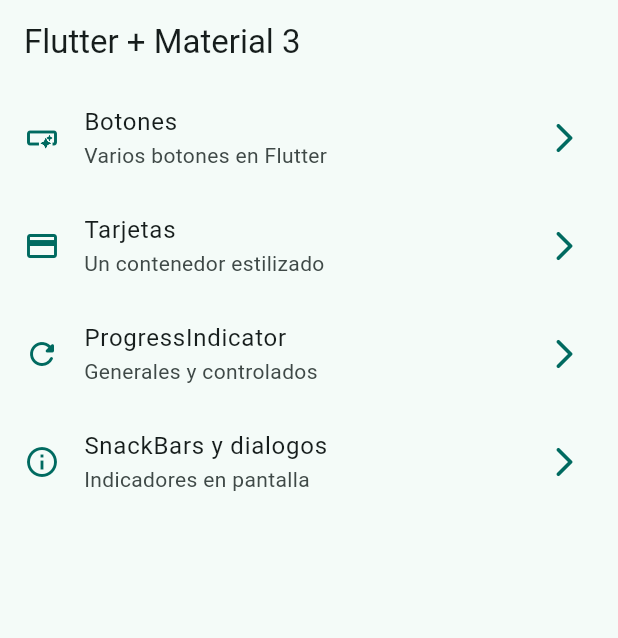
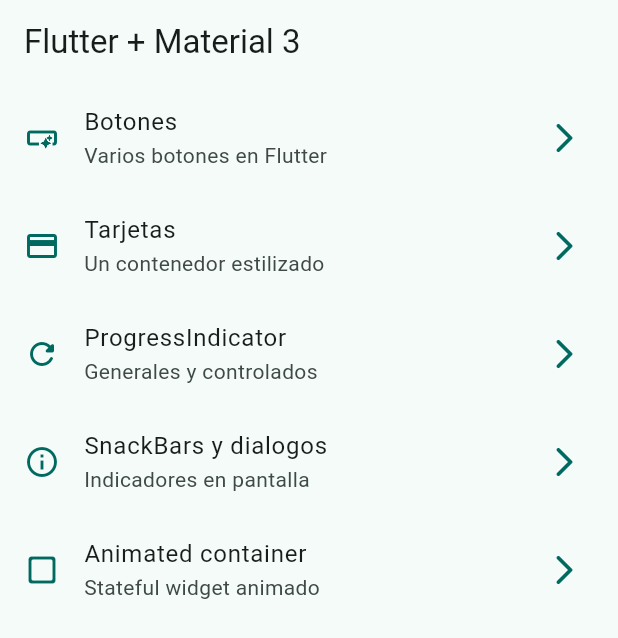
Before and after one commit to ElianC13/widgets_app, a Flutter app: the screen it shows after launch, on a phone screen of 412 x 824 dp. Shown: the top 638 px of the screen. Run offline on Flutter 3.47's test engine with Material 3 defaults, Android fonts, the phone set to English and light mode, and no system bars; our stand-ins replace go_router.

Commit message:
animated container terminado

```diff
--- a/lib/config/menu/menu_items.dart
+++ b/lib/config/menu/menu_items.dart
@@ -39,5 +39,11 @@ const appMenutItems = <MenuItem> [
     link: "/snackbars",
     icon: Icons.info_outline
     ),
+  MenuItem(
+    title: "Animated container",
+    subTitle: "Stateful widget animado",
+    link: "/animated",
+    icon: Icons.check_box_outline_blank_rounded
+    ),
 
 ];
--- a/lib/config/router/app_router.dart
+++ b/lib/config/router/app_router.dart
@@ -33,5 +33,10 @@ final appRouter = GoRouter(
       name: SnackBarScreen.name,
       builder:(context, state) => const SnackBarScreen()
     ),
+    GoRoute (
+      path:'/animated',
+      name: AnimatedScreen.name,
+      builder:(context, state) => const AnimatedScreen()
+    ),
   ]
 );
```
Also changed, not shown: lib/presentation/screens/animated/animated_screen.dart (+52 -2 lines).
